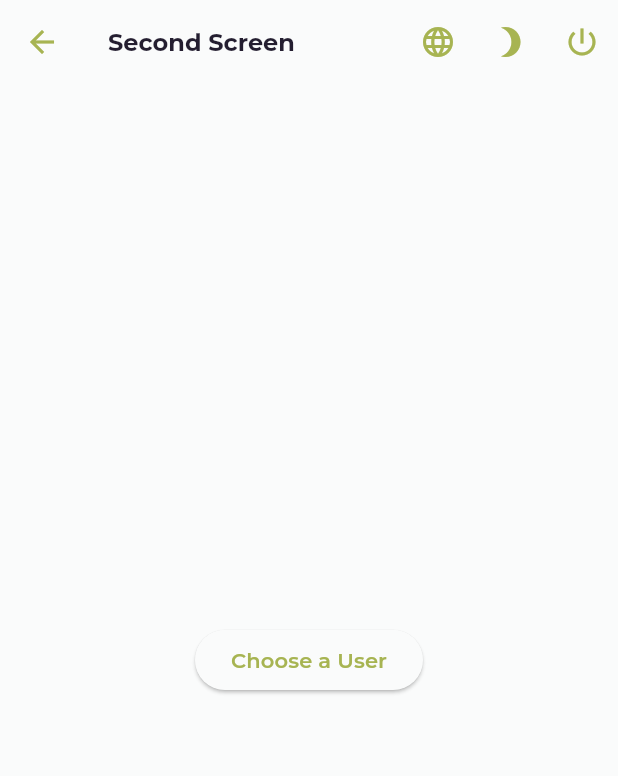
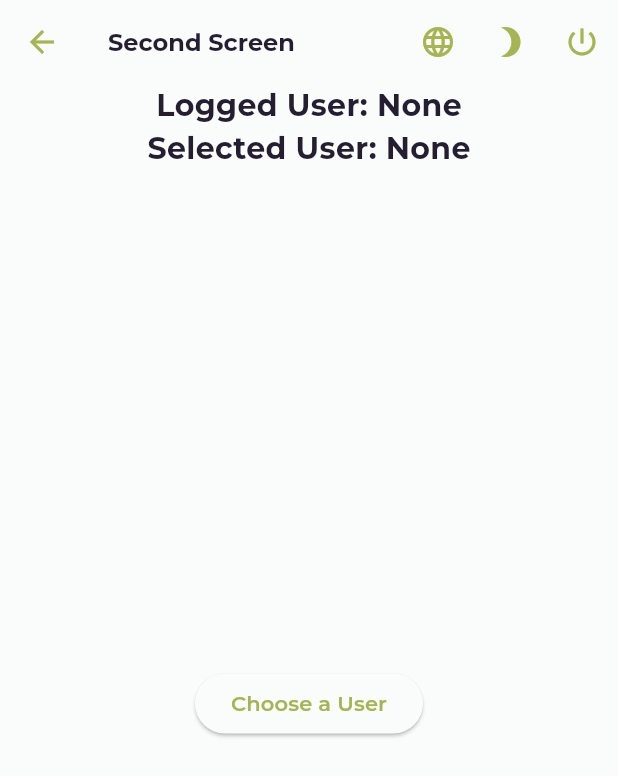
Before and after one commit to electyrion/shiny-fiesta, a Flutter app: the SecondScreen screen opened by its route, on a phone screen of 412 x 824 dp. Shown: the top 776 px of the screen. Run offline on Flutter 3.47's test engine with Material 3 defaults, Android fonts, the phone set to English and light mode, and no system bars; our stand-ins replace another_flushbar, dio, event_bus, flutter_mobx, get_it, google_fonts and 5 more; missing offline and left inert: material_dialogs, xxtea; accounts and stored records are empty; generated files the repository leaves out were written again; network calls fail.

Commit message:
feat: Add userLogin and userSelected properties to UserStore

```diff
--- a/lib/presentation/first/home.dart
+++ b/lib/presentation/first/home.dart
@@ -25,7 +25,7 @@ class _FirstScreenState extends State<FirstScreen> {
   Widget build(BuildContext context) {
     return Scaffold(
       appBar: _buildAppBar(),
-      body: UserListScreen(),
+      body: UserListScreen(onUserSelected: (User ) {  },),
     );
   }
 
--- a/lib/presentation/home/home copy.dart
+++ b/lib/presentation/home/home copy.dart
@@ -25,7 +25,7 @@ class _HomeOriScreenState extends State<HomeOriScreen> {
   Widget build(BuildContext context) {
     return Scaffold(
       appBar: _buildAppBar(),
-      body: UserListScreen(),
+      body: UserListScreen(onUserSelected: (User ) {  },),
     );
   }
 
--- a/lib/presentation/home/home.dart
+++ b/lib/presentation/home/home.dart
@@ -1,3 +1,6 @@
+import 'package:boilerplate/di/service_locator.dart';
+import 'package:boilerplate/domain/entity/user/user.dart';
+import 'package:boilerplate/presentation/user/store/user_store.dart';
 import 'package:boilerplate/utils/routes/routes.dart';
 import 'package:flutter/material.dart';
 
@@ -9,6 +12,8 @@ class HomeScreen extends StatefulWidget {
 class _HomeScreenState extends State<HomeScreen> {
   final TextEditingController _nameController = TextEditingController();
   final TextEditingController _palindromeController = TextEditingController();
+
+  final UserStore _userStore = getIt<UserStore>();
 
   @override
   Widget build(BuildContext context) {
@@ -130,6 +135,7 @@ class _HomeScreenState extends State<HomeScreen> {
       ),
       onPressed: () {
         // Implement next button logic here
+        _userStore.userLogin = User(firstName: _nameController.text);
         Navigator.of(context).pushNamed(Routes.second);
       },
     );
@@ -138,7 +144,7 @@ class _HomeScreenState extends State<HomeScreen> {
   bool isPalindrome(String text) {
     String cleanedText = text.replaceAll(RegExp(r'[^A-Za-z0-9]'), '').toLowerCase();
     String reversedText = cleanedText.split('').reversed.join('');
-    return cleanedText == reversedText;
+    return cleanedText == '' ? false : cleanedText == reversedText;
   }
 
   void _showPalindromeResult(BuildContext context) {
--- a/lib/presentation/second/second.dart
+++ b/lib/presentation/second/second.dart
@@ -2,6 +2,8 @@ import 'package:boilerplate/data/sharedpref/constants/preferences.dart';
 import 'package:boilerplate/di/service_locator.dart';
 import 'package:boilerplate/presentation/home/store/language/language_store.dart';
 import 'package:boilerplate/presentation/home/store/theme/theme_store.dart';
+import 'package:boilerplate/presentation/user/store/user_store.dart';
+import 'package:boilerplate/presentation/user/user_list.dart';
 import 'package:boilerplate/utils/locale/app_localization.dart';
 import 'package:boilerplate/utils/routes/routes.dart';
 import 'package:flutter/material.dart';
@@ -19,6 +21,7 @@ class SecondScreenState extends State<SecondScreen> {
   //stores:---------------------------------------------------------------------
   final ThemeStore _themeStore = getIt<ThemeStore>();
   final LanguageStore _languageStore = getIt<LanguageStore>();
+  final UserStore _userStore = getIt<UserStore>();
 
   @override
   Widget build(BuildContext context) {
@@ -32,6 +35,24 @@ class SecondScreenState extends State<SecondScreen> {
   Widget _buildBody() {
     return Column(
       children: <Widget>[
+        Text(
+          _userStore.userLogin != null
+              ? "UserLogin ${_userStore.userLogin?.firstName}"
+              : "Logged User: None",
+          style: TextStyle(
+            fontSize: 20,
+            fontWeight: FontWeight.bold,
+          ),
+        ),
+        Text(
+          _userStore.userList != null
+              ? "UserSelected: ${_userStore.userSelected?.firstName} ${_userStore.userSelected?.lastName}"
+              : "Selected User: None",
+          style: TextStyle(
+            fontSize: 20,
+            fontWeight: FontWeight.bold,
+          ),
+        ),
         Expanded(
           child: _buildChooseUserButton(),
         ),
@@ -43,7 +64,17 @@ class SecondScreenState extends State<SecondScreen> {
     return Center(
       child: ElevatedButton(
         onPressed: () {
-          Navigator.of(context).pushNamed(Routes.third);
+          Navigator.of(context).push(
+            MaterialPageRoute(
+              builder: (context) => UserListScreen(
+                onUserSelected: (selectedUser) {
+                  setState(() {
+                    _userStore.userSelected = selectedUser;
+                  });
+                },
+              ),
+            ),
+          );
         },
         child: Text(
           "Choose a User",
--- a/lib/presentation/third/third.dart
+++ b/lib/presentation/third/third.dart
@@ -25,7 +25,7 @@ class ThirdScreenState extends State<ThirdScreen> {
   Widget build(BuildContext context) {
     return Scaffold(
       appBar: _buildAppBar(),
-      body: UserListScreen(),
+      body: UserListScreen(onUserSelected: (User) {  },),
     );
   }
 
--- a/lib/presentation/user/store/user_store.dart
+++ b/lib/presentation/user/store/user_store.dart
@@ -36,7 +36,10 @@ abstract class _UserStore with Store {
   bool isUserListEmpty = false;
 
   @observable
-  User? user;
+  User? userLogin;
+
+  @observable
+  User? userSelected;
 
   @observable
   bool success = false;
--- a/lib/presentation/user/user_list.dart
+++ b/lib/presentation/user/user_list.dart
@@ -1,18 +1,23 @@
 import 'package:another_flushbar/flushbar_helper.dart';
 import 'package:boilerplate/core/widgets/progress_indicator_widget.dart';
 import 'package:boilerplate/di/service_locator.dart';
+import 'package:boilerplate/domain/entity/user/user.dart';
 import 'package:boilerplate/presentation/user/store/user_store.dart';
 import 'package:boilerplate/utils/locale/app_localization.dart';
 import 'package:flutter/material.dart';
 import 'package:flutter_mobx/flutter_mobx.dart';
 
 class UserListScreen extends StatefulWidget {
+  final Function(User?) onUserSelected;
+
+  UserListScreen({required this.onUserSelected});
+
   @override
   _UserListScreenState createState() => _UserListScreenState();
 }
 
 class _UserListScreenState extends State<UserListScreen> {
-  //stores:---------------------------------------------------------------------
+  // stores:---------------------------------------------------------------------
   final UserStore _userStore = getIt<UserStore>();
 
   @override
@@ -92,7 +97,7 @@ class _UserListScreenState extends State<UserListScreen> {
       ),
       onTap: () {
         // set the current user in the UserStore
-        _userStore.user = _userStore.userList?.users?[position];
+        widget.onUserSelected(_userStore.userList?.users![position]);
         Navigator.of(context).pop();
       },
     );
```
Also changed, not shown: lib/presentation/user/store/user_store.g.dart.
